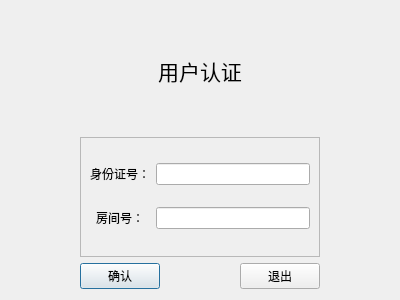
L-Jay1999/DistributedTemperatureControlSystem, file Slave/userlogindialog.ui: the form before one commit.
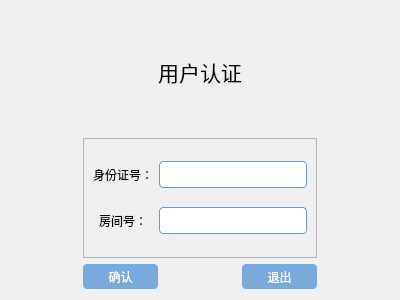
The form after the commit.

```diff
--- a/Slave/userlogindialog.ui
+++ b/Slave/userlogindialog.ui
@@ -13,6 +13,38 @@
   <property name="windowTitle">
    <string>Dialog</string>
   </property>
+  <property name="styleSheet">
+   <string notr="true">QLineEdit {
+        border-radius: 4px;
+        height: 25px;
+        border: 1px solid rgb(111, 156, 207);
+        background: white;
+}
+QLineEdit:enabled {
+        color: rgb(84, 84, 84);
+}
+QLineEdit:enabled:hover, QLineEdit:enabled:focus {
+        color: rgb(51, 51, 51);
+}
+QLineEdit:!enabled {
+        color: rgb(80, 80, 80);
+}
+
+QPushButton{
+        border-radius: 4px;
+        border: none;
+        width: 75px;
+        height: 25px;
+}
+QPushButton:enabled {
+        background: rgb(120, 170, 220);
+        color: white;
+}
+QPushButton:hover {
+	background: rgb(0, 78, 161);
+}
+</string>
+  </property>
   <layout class="QGridLayout" name="gridLayout_2">
    <item row="0" column="0">
     <spacer name="horizontalSpacer">
```
